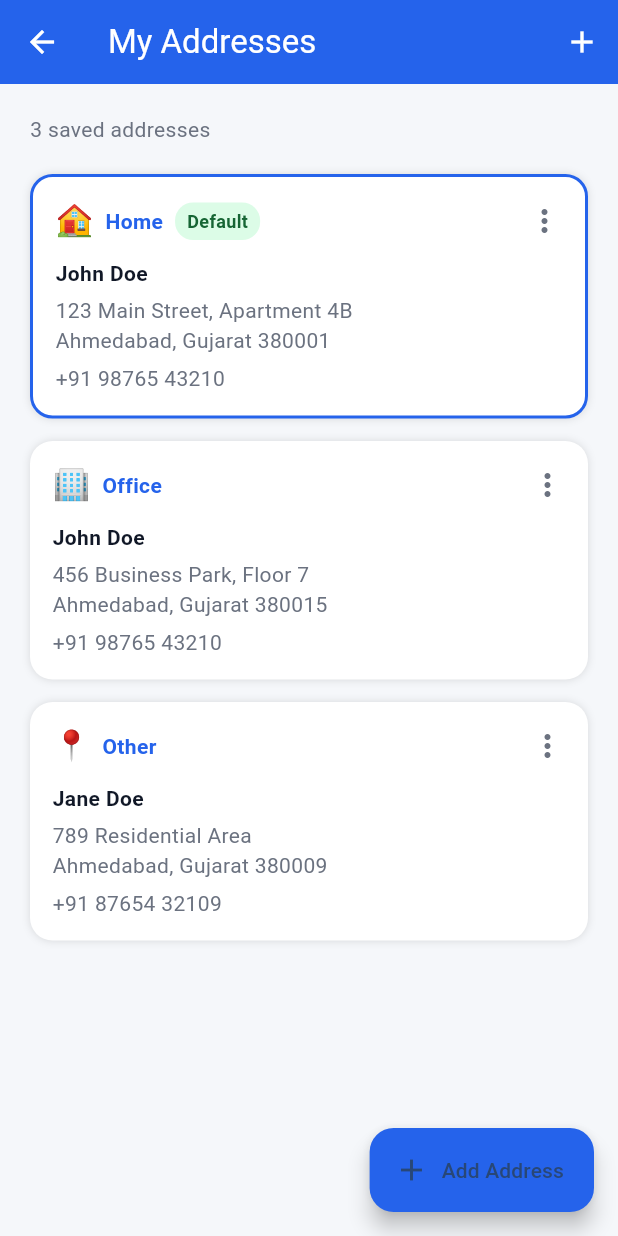
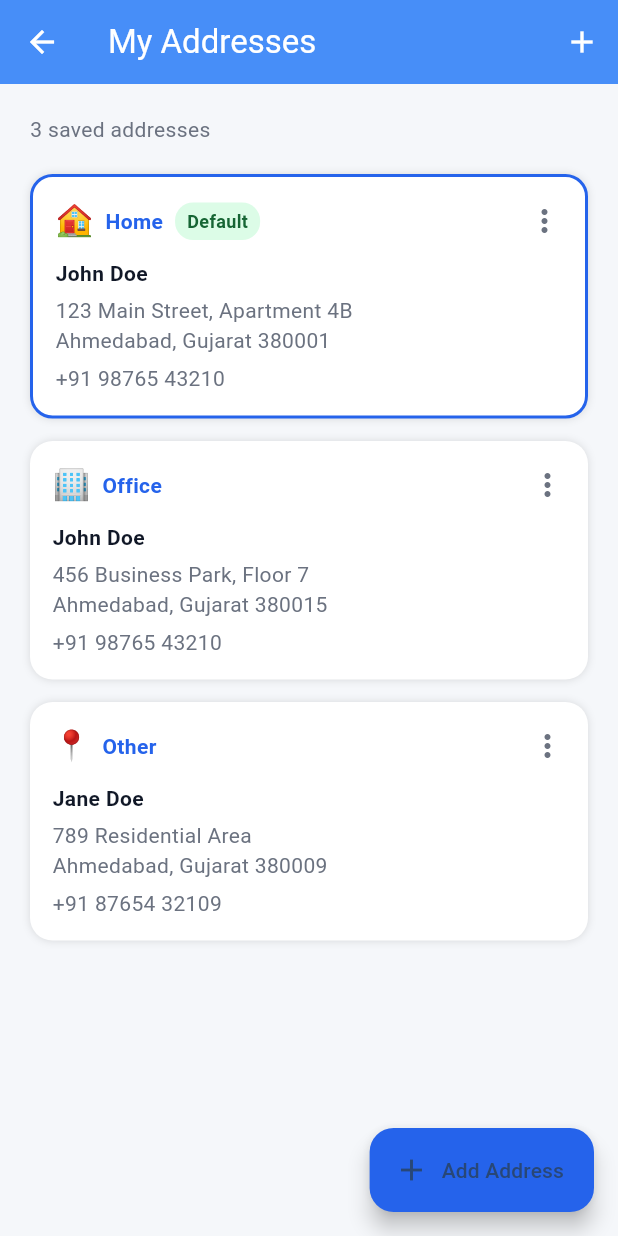
Before and after one commit to darshan9327/Medicare-, a Flutter app: the MyAddressesScreen screen opened directly, on a phone screen of 412 x 824 dp. Run offline on Flutter 3.47's test engine with Material 3 defaults, Android fonts, the phone set to English and light mode, and no system bars; our stand-ins replace dotted_border, file_picker, get, image_picker, shared_preferences, smooth_page_indicator; accounts and stored records are empty.

Commit message:
Initial commit 3

```diff
--- a/lib/DashboardScreen/ProfileScreen/SettingsScreen/setting_screen.dart
+++ b/lib/DashboardScreen/ProfileScreen/SettingsScreen/setting_screen.dart
@@ -22,7 +22,7 @@ class _SettingsScreenState extends State<SettingsScreen> {
       backgroundColor: Color(0xFFF5F7FA),
       appBar: AppBar(
         title: Text('Settings'),
-        backgroundColor: Color(0xFF2563EB),
+        backgroundColor: Color(0xff478ef8),
         foregroundColor: Colors.white,
         elevation: 0,
       ),
--- a/lib/Help&SupportScreen/help_support_screen.dart
+++ b/lib/Help&SupportScreen/help_support_screen.dart
@@ -32,7 +32,7 @@ class HelpSupportScreen extends StatelessWidget {
       backgroundColor: Color(0xFFF5F7FA),
       appBar: AppBar(
         title: Text('Help & Support'),
-        backgroundColor: Color(0xFF2563EB),
+        backgroundColor: Color(0xff478ef8),
         foregroundColor: Colors.white,
         elevation: 0,
       ),
--- a/lib/MyAddresses/my_addresses.dart
+++ b/lib/MyAddresses/my_addresses.dart
@@ -42,7 +42,7 @@ class _MyAddressesScreenState extends State<MyAddressesScreen> {
       backgroundColor: Color(0xFFF5F7FA),
       appBar: AppBar(
         title: Text('My Addresses'),
-        backgroundColor: Color(0xFF2563EB),
+        backgroundColor: Color(0xff478ef8),
         foregroundColor: Colors.white,
         elevation: 0,
         actions: [
--- a/lib/MyPrecscription/my_prescription.dart
+++ b/lib/MyPrecscription/my_prescription.dart
@@ -38,7 +38,7 @@ class MyPrescriptionsScreen extends StatelessWidget {
       backgroundColor: Color(0xFFF5F7FA),
       appBar: AppBar(
         title: Text('My Prescriptions'),
-        backgroundColor: Color(0xFF2563EB),
+        backgroundColor: Color(0xff478ef8),
         foregroundColor: Colors.white,
         elevation: 0,
         actions: [
```
Also changed, not shown: lib/Notifications/notifications.dart (+3 -5 lines).
